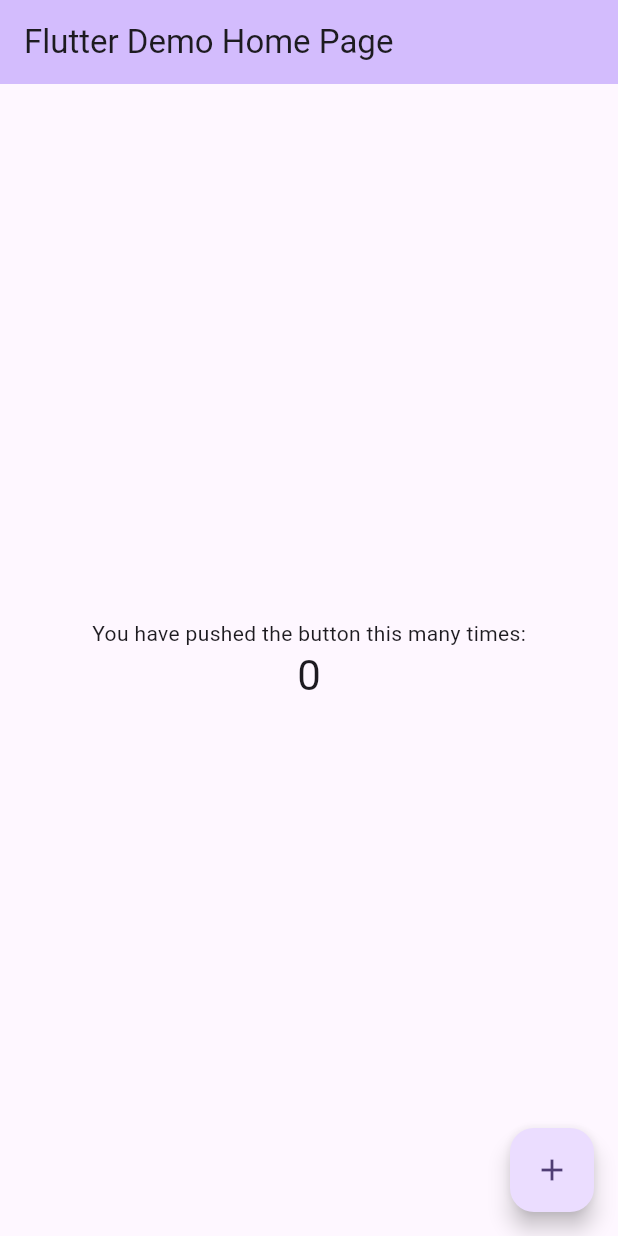
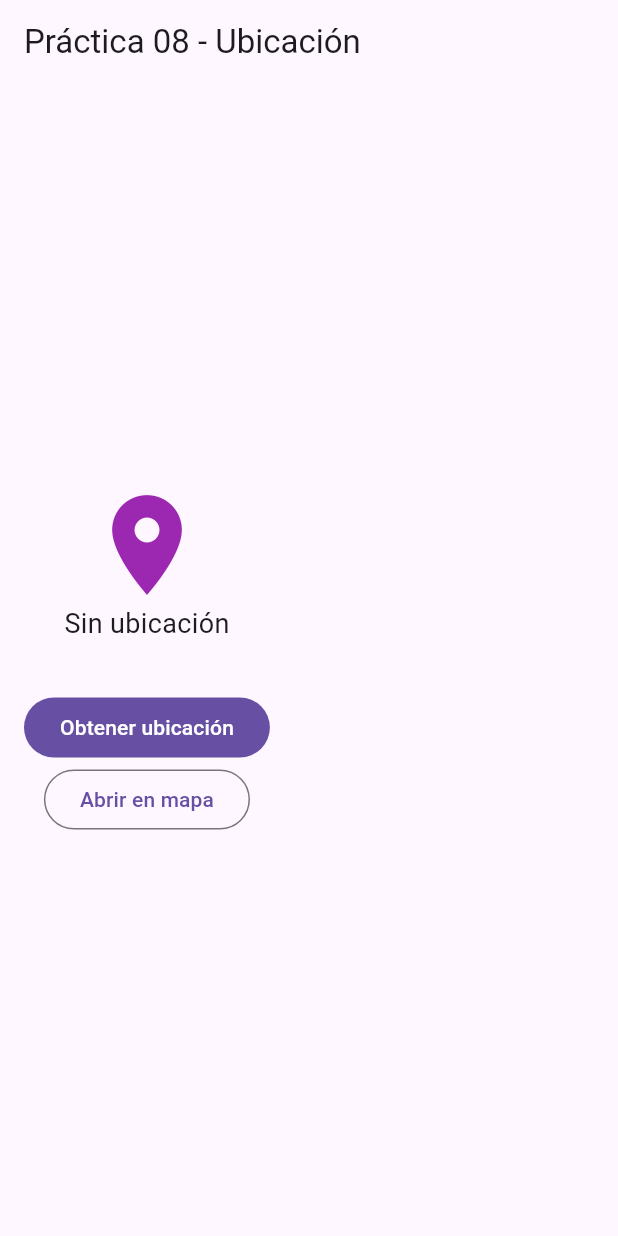
Before and after one commit to FernandoJesus9033/practica_08_geolocalizacion, a Flutter app: the screen it shows after launch, on a phone screen of 412 x 824 dp. Run offline on Flutter 3.47's test engine with Material 3 defaults, Android fonts, the phone set to English and light mode, and no system bars; our stand-ins replace geolocator.

Commit message:
feat: ejemplo guiado geolocalizacion

```diff
--- a/lib/main.dart
+++ b/lib/main.dart
@@ -1,122 +1,90 @@
 import 'package:flutter/material.dart';
+import 'package:geolocator/geolocator.dart';
+import 'package:url_launcher/url_launcher.dart';
 
-void main() {
-  runApp(const MyApp());
+void main() => runApp(const MaterialApp(
+      debugShowCheckedModeBanner: false,
+      home: UbicacionPage(),
+    ));
+
+class UbicacionPage extends StatefulWidget {
+  const UbicacionPage({super.key});
+
+  @override
+  State<UbicacionPage> createState() => _UbicacionPageState();
 }
 
-class MyApp extends StatelessWidget {
-  const MyApp({super.key});
+class _UbicacionPageState extends State<UbicacionPage> {
+  Position? posicion;
+  String mensaje = 'Sin ubicación';
 
-  // This widget is the root of your application.
-  @override
-  Widget build(BuildContext context) {
-    return MaterialApp(
-      title: 'Flutter Demo',
-      theme: ThemeData(
-        // This is the theme of your application.
-        //
-        // TRY THIS: Try running your application with "flutter run". You'll see
-        // the application has a purple toolbar. Then, without quitting the app,
-        // try changing the seedColor in the colorScheme below to Colors.green
-        // and then invoke "hot reload" (save your changes or press the "hot
-        // reload" button in a Flutter-supported IDE, or press "r" if you used
-        // the command line to start the app).
-        //
-        // Notice that the counter didn't reset back to zero; the application
-        // state is not lost during the reload. To reset the state, use hot
-        // restart instead.
-        //
-        // This works for code too, not just values: Most code changes can be
-        // tested with just a hot reload.
-        colorScheme: .fromSeed(seedColor: Colors.deepPurple),
-      ),
-      home: const MyHomePage(title: 'Flutter Demo Home Page'),
-    );
+  Future<void> obtener() async {
+    // 1. Verificar si el servicio está activo
+    if (!await Geolocator.isLocationServiceEnabled()) {
+      setState(() => mensaje = 'Activa el servicio de ubicación');
+      return;
+    }
+
+    // 2. Verificar y solicitar permisos
+    var permiso = await Geolocator.checkPermission();
+    if (permiso == LocationPermission.denied) {
+      permiso = await Geolocator.requestPermission();
+    }
+
+    // 3. Validar si el permiso fue denegado
+    if (permiso == LocationPermission.denied ||
+        permiso == LocationPermission.deniedForever) {
+      setState(() => mensaje = 'Permiso de ubicación no disponible');
+      return;
+    }
+
+    // 4. Obtener la posición
+    final p = await Geolocator.getCurrentPosition();
+    setState(() {
+      posicion = p;
+      mensaje = 'Ubicación obtenida';
+    });
   }
-}
 
-class MyHomePage extends StatefulWidget {
-  const MyHomePage({super.key, required this.title});
-
-  // This widget is the home page of your application. It is stateful, meaning
-  // that it has a State object (defined below) that contains fields that affect
-  // how it looks.
-
-  // This class is the configuration for the state. It holds the values (in this
-  // case the title) provided by the parent (in this case the App widget) and
-  // used by the build method of the State. Fields in a Widget subclass are
-  // always marked "final".
-
-  final String title;
-
-  @override
-  State<MyHomePage> createState() => _MyHomePageState();
-}
-
-class _MyHomePageState extends State<MyHomePage> {
-  int _counter = 0;
-
-  void _incrementCounter() {
-    setState(() {
-      // This call to setState tells the Flutter framework that something has
-      // changed in this State, which causes it to rerun the build method below
-      // so that the display can reflect the updated values. If we changed
-      // _counter without calling setState(), then the build method would not be
-      // called again, and so nothing would appear to happen.
-      _counter++;
-    });
+  Future<void> abrirMapa() async {
+    if (posicion != null) {
+      final url = Uri.parse(
+          'https://www.google.com/maps/search/?api=1&query=${posicion!.latitude},${posicion!.longitude}');
+      if (await canLaunchUrl(url)) {
+        await launchUrl(url);
+      }
+    }
   }
 
   @override
   Widget build(BuildContext context) {
-    // This method is rerun every time setState is called, for instance as done
-    // by the _incrementCounter method above.
-    //
-    // The Flutter framework has been optimized to make rerunning build methods
-    // fast, so that you can just rebuild anything that needs updating rather
-    // than having to individually change instances of widgets.
     return Scaffold(
-      appBar: AppBar(
-        // TRY THIS: Try changing the color here to a specific color (to
-        // Colors.amber, perhaps?) and trigger a hot reload to see the AppBar
-        // change color while the other colors stay the same.
-        backgroundColor: Theme.of(context).colorScheme.inversePrimary,
-        // Here we take the value from the MyHomePage object that was created by
-        // the App.build method, and use it to set our appbar title.
-        title: Text(widget.title),
-      ),
-      body: Center(
-        // Center is a layout widget. It takes a single child and positions it
-        // in the middle of the parent.
+      appBar: AppBar(title: const Text('Práctica 08 - Ubicación')),
+      body: Padding(
+        padding: const EdgeInsets.all(16.0),
         child: Column(
-          // Column is also a layout widget. It takes a list of children and
-          // arranges them vertically. By default, it sizes itself to fit its
-          // children horizontally, and tries to be as tall as its parent.
-          //
-          // Column has various properties to control how it sizes itself and
-          // how it positions its children. Here we use mainAxisAlignment to
-          // center the children vertically; the main axis here is the vertical
-          // axis because Columns are vertical (the cross axis would be
-          // horizontal).
-          //
-          // TRY THIS: Invoke "debug painting" (choose the "Toggle Debug Paint"
-          // action in the IDE, or press "p" in the console), to see the
-          // wireframe for each widget.
-          mainAxisAlignment: .center,
+          mainAxisAlignment: MainAxisAlignment.center,
           children: [
-            const Text('You have pushed the button this many times:'),
-            Text(
-              '$_counter',
-              style: Theme.of(context).textTheme.headlineMedium,
+            const Icon(Icons.location_on, size: 80, color: Colors.purple),
+            Text(mensaje, style: const TextStyle(fontSize: 18)),
+            const SizedBox(height: 16),
+            if (posicion != null) ...[
+              Text('Latitud: ${posicion!.latitude}'),
+              Text('Longitud: ${posicion!.longitude}'),
+              Text('Precisión: ${posicion!.accuracy} m'),
+            ],
+            const SizedBox(height: 16),
+            FilledButton(
+              onPressed: obtener,
+              child: const Text('Obtener ubicación'),
+            ),
+            OutlinedButton(
+              onPressed: abrirMapa,
+              child: const Text('Abrir en mapa'),
             ),
           ],
         ),
       ),
-      floatingActionButton: FloatingActionButton(
-        onPressed: _incrementCounter,
-        tooltip: 'Increment',
-        child: const Icon(Icons.add),
-      ),
     );
   }
 }
```
Also changed, not shown: docs/evidencias/practica-08/1.png (added), docs/evidencias/practica-08/10.png (added), docs/evidencias/practica-08/11.png (added), docs/evidencias/practica-08/12.png (added), docs/evidencias/practica-08/13.png (added), docs/evidencias/practica-08/14.png (added), docs/evidencias/practica-08/15.png (added), docs/evidencias/practica-08/2.png (added), docs/evidencias/practica-08/3.png (added), docs/evidencias/practica-08/4 crear repositorio.png (added), docs/evidencias/practica-08/5.png (added), docs/evidencias/practica-08/6.png (added), docs/evidencias/practica-08/7.png (added), docs/evidencias/practica-08/8.png (added), 1 more files, 3 other files.
